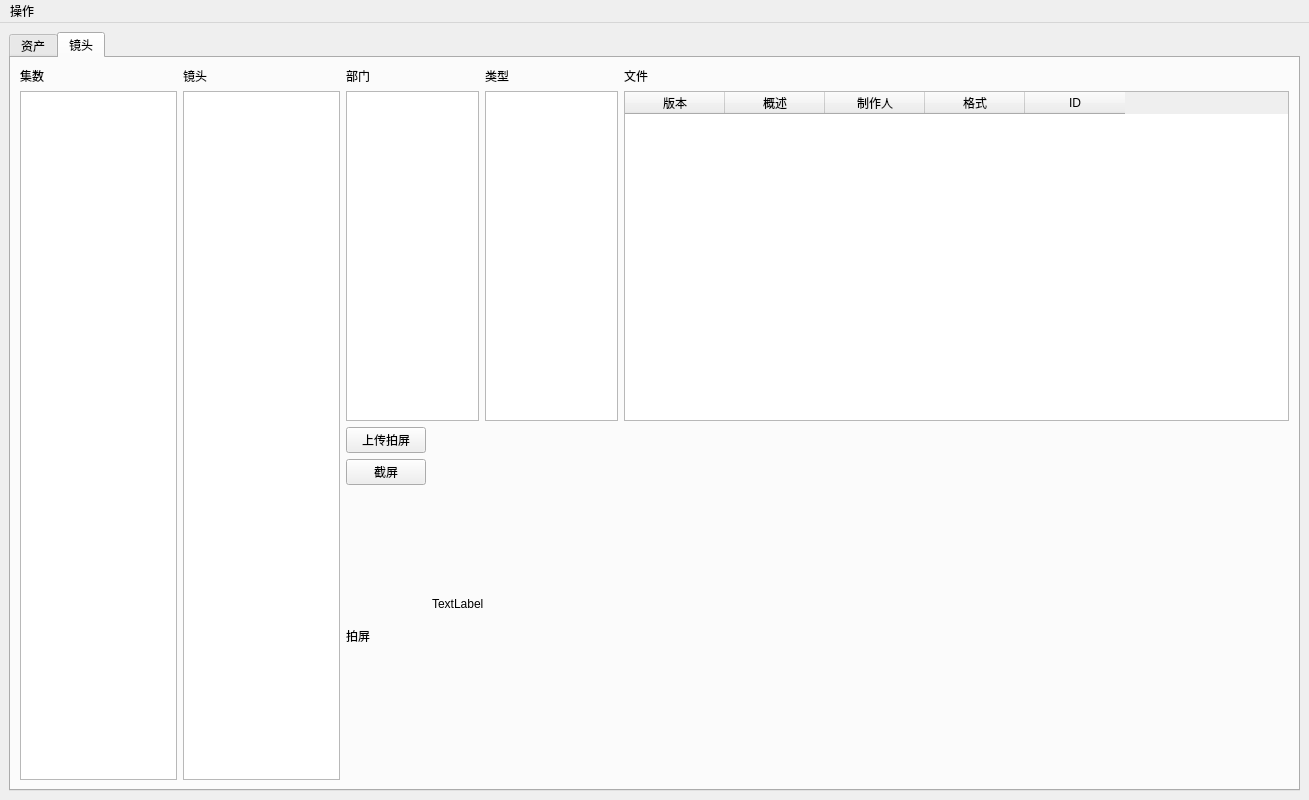
uuiid/prjQ9-doodle, file UiFile/ProjectBrowser.ui: the form before one commit.
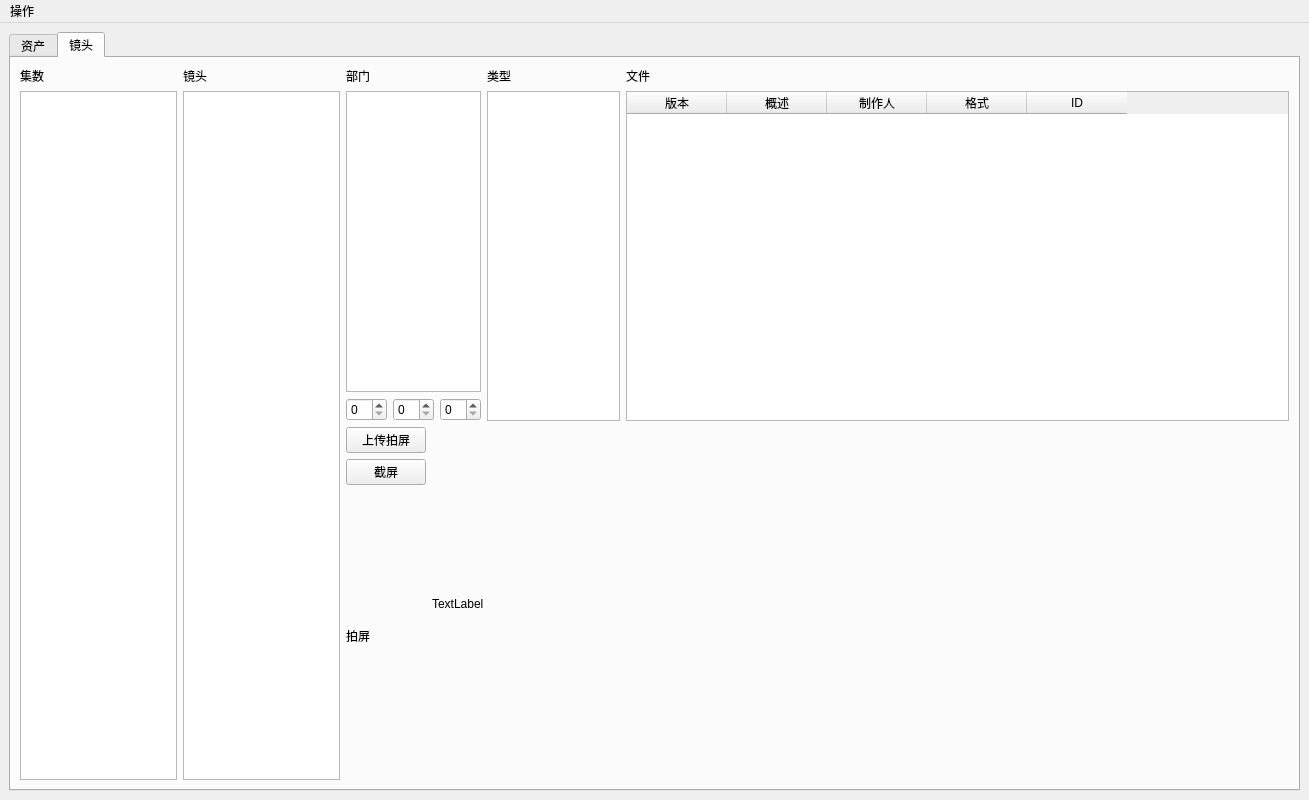
The form after the commit.

The edit to the form file:
```diff
--- a/UiFile/ProjectBrowser.ui
+++ b/UiFile/ProjectBrowser.ui
@@ -292,6 +292,19 @@
                 <item>
                  <widget class="QListWidget" name="listdepartment"/>
                 </item>
+                <item>
+                 <layout class="QHBoxLayout" name="horizontalLayout_10">
+                  <item>
+                   <widget class="QSpinBox" name="start_frame"/>
+                  </item>
+                  <item>
+                   <widget class="QSpinBox" name="end_frame"/>
+                  </item>
+                  <item>
+                   <widget class="QSpinBox" name="fps"/>
+                  </item>
+                 </layout>
+                </item>
                </layout>
               </item>
               <item>
```
